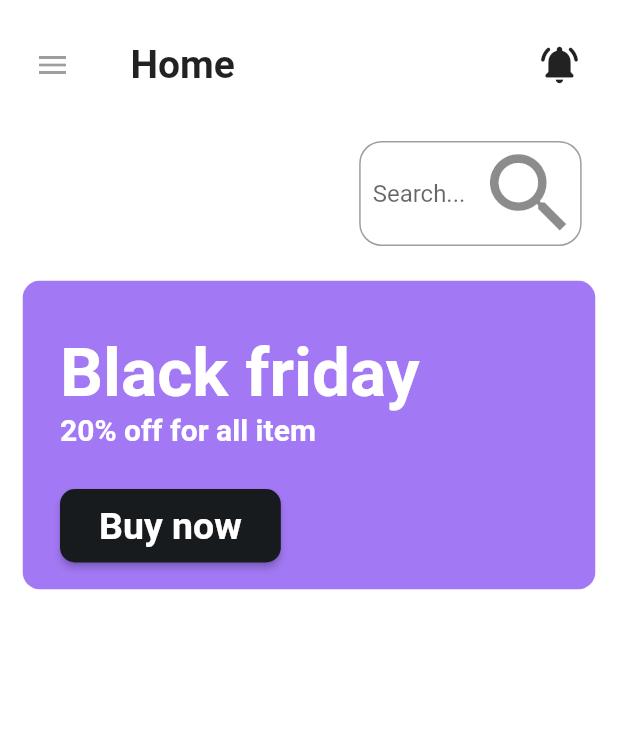
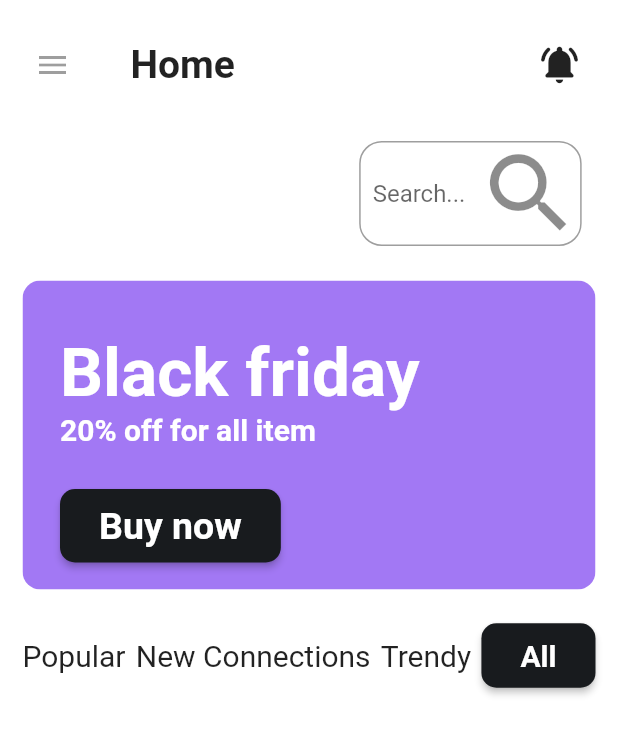
Before and after one commit to Alfraganus/flutter-tutorial-template-1, a Flutter app: the screen it shows after launch, on a phone screen of 412 x 824 dp. Shown: the top 735 px of the screen. Run offline on Flutter 3.47's test engine with Material 2 defaults, Android fonts, the phone set to English and light mode, and no system bars.

Commit message:
Menus done

```diff
--- a/lib/main.dart
+++ b/lib/main.dart
@@ -2,6 +2,7 @@ import 'package:flutter/material.dart';
 import 'package:flutter_template/screens/header.dart';
 import 'package:flutter_template/screens/home/blackFriday.dart';
 import 'package:flutter_template/screens/home/discover.dart';
+import 'package:flutter_template/screens/home/menus.dart';
 
 void main() {
   runApp(MyApp());
@@ -50,6 +51,7 @@ class MyApp extends StatelessWidget {
             children: [
               Discover(),
               BlackFriday(),
+              Menu(),
             ].map((e) => Padding(padding: EdgeInsets.only(top: 20), child: e)).toList(),
           ),
         )
--- /dev/null
+++ b/lib/screens/home/menus.dart
@@ -0,0 +1,35 @@
+
+import 'package:flutter/cupertino.dart';
+import 'package:flutter/material.dart';
+
+class Menu extends StatelessWidget {
+  @override
+  Widget build(BuildContext context) {
+    return Container(
+      child: Row(
+        mainAxisAlignment: MainAxisAlignment.spaceBetween,
+        children: [
+          Text('Popular',style: TextStyle(fontSize: 20),),
+          Text('New Connections',style: TextStyle(fontSize: 20),),
+          Text('Trendy',style: TextStyle(fontSize: 20),),
+          ElevatedButton(
+            style: ElevatedButton.styleFrom(
+                primary: Color.fromRGBO(24, 27, 30, 1),
+                shape: RoundedRectangleBorder(
+                    borderRadius: BorderRadius.all(Radius.circular(10))
+                )
+            ),
+            onPressed: () {},
+            child: Padding(
+              padding: EdgeInsets.all(10),
+              child: const Text('All',style: TextStyle(
+                  fontSize: 20,
+                  fontWeight: FontWeight.bold
+              ),),
+            ),
+          ),
+        ],
+      ),
+    );
+  }
+}
```
